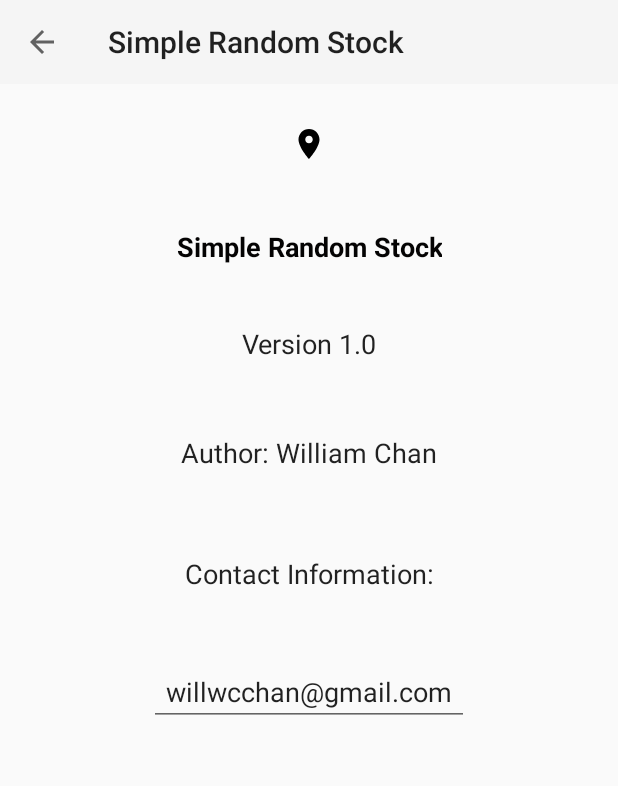
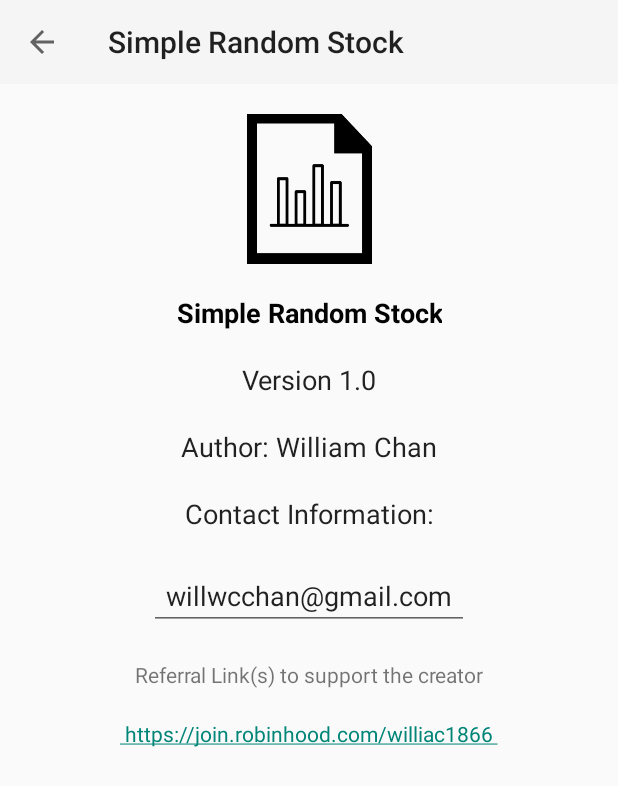
Before and after one commit to WillWcchan/Simple-Random-Stock, an Android app: the AboutActivity screen opened directly, with no data from a screen before it, on a phone screen of 412 x 824 dp. Shown: the top 786 px of the screen. Run offline under Robolectric (Android 15) with nearby library versions, the phone set to English and light mode, and no system bars.

Commit message:
Modify the about activity to include a referral link

```diff
--- a/app/src/main/java/com/willchan/simple_random_stock/activities/AboutActivity.java
+++ b/app/src/main/java/com/willchan/simple_random_stock/activities/AboutActivity.java
@@ -4,8 +4,10 @@ import android.annotation.SuppressLint;
 import android.content.Intent;
 import android.net.Uri;
 import android.os.Bundle;
+import android.text.method.LinkMovementMethod;
 import android.util.Log;
 import android.view.View;
+import android.widget.TextView;
 import android.widget.Toast;
 
 import androidx.appcompat.app.ActionBar;
@@ -41,6 +43,10 @@ public class AboutActivity extends AppCompatActivity {
                 Log.e(AboutActivity.this.getLocalClassName(), "Unable to set Up Action");
             }
         }
+
+        // Adding a hyperlink in android application through TextView
+        TextView robinHoodTextView = findViewById(R.id.robinhood_referral_textView);
+        robinHoodTextView.setMovementMethod(LinkMovementMethod.getInstance());
     }
 
     // Source: https://www.tutorialspoint.com/android/android_sending_email.htm#:~:text=Intent%20Object%20-%20Extra%20to%20send%20Email%20,that%20i%20...%20%203%20more%20rows%20
--- a/app/src/main/java/com/willchan/simple_random_stock/splashscreens/SplashScreenActivity.java
+++ b/app/src/main/java/com/willchan/simple_random_stock/splashscreens/SplashScreenActivity.java
@@ -16,6 +16,7 @@ public class SplashScreenActivity extends AppCompatActivity {
         super.onCreate(savedInstanceState);
         setContentView(R.layout.activity_splash_screen);
 
+        // Load up the SplashScreen when the app is brought up and after 2 seconds load the main app
         new Handler().postDelayed(new Runnable() {
             @Override
             public void run() {
--- a/app/src/main/res/layout/activity_about.xml
+++ b/app/src/main/res/layout/activity_about.xml
@@ -21,10 +21,10 @@
     <ImageView
         android:id="@+id/imageView"
         android:layout_width="wrap_content"
-        android:layout_height="wrap_content"
-        android:layout_marginTop="28dp"
+        android:layout_height="100sp"
+        android:layout_marginTop="20sp"
         android:contentDescription="@string/app_logo"
-        android:src="@drawable/ic_place"
+        android:src="@drawable/logo"
         app:layout_constraintEnd_toEndOf="parent"
         app:layout_constraintStart_toStartOf="parent"
         app:layout_constraintTop_toBottomOf="@+id/toolbar" />
@@ -33,7 +33,7 @@
         android:id="@+id/about_app_name"
         android:layout_width="wrap_content"
         android:layout_height="wrap_content"
-        android:layout_marginTop="44dp"
+        android:layout_marginTop="20sp"
         android:autofillHints="@string/app_name"
         android:background="@null"
         android:focusableInTouchMode="false"
@@ -51,7 +51,7 @@
         android:id="@+id/about_version"
         android:layout_width="wrap_content"
         android:layout_height="wrap_content"
-        android:layout_marginTop="40dp"
+        android:layout_marginTop="20sp"
         android:autofillHints="@string/current_version"
         android:background="@null"
         android:focusableInTouchMode="false"
@@ -67,7 +67,7 @@
         android:id="@+id/about_author"
         android:layout_width="wrap_content"
         android:layout_height="wrap_content"
-        android:layout_marginTop="48dp"
+        android:layout_marginTop="20sp"
         android:autofillHints="@string/author_name"
         android:background="@null"
         android:focusableInTouchMode="false"
@@ -82,7 +82,7 @@
         android:id="@+id/about_contact_information"
         android:layout_width="wrap_content"
         android:layout_height="wrap_content"
-        android:layout_marginTop="56dp"
+        android:layout_marginTop="20sp"
         android:autofillHints="@string/contact_information"
         android:background="@null"
         android:focusableInTouchMode="false"
@@ -97,7 +97,7 @@
         android:id="@+id/about_email"
         android:layout_width="wrap_content"
         android:layout_height="wrap_content"
-        android:layout_marginTop="44dp"
+        android:layout_marginTop="20sp"
         android:autofillHints="@string/email_address"
         android:ems="10"
         android:focusableInTouchMode="false"
@@ -110,4 +110,29 @@
         app:layout_constraintStart_toStartOf="parent"
         app:layout_constraintTop_toBottomOf="@+id/about_contact_information" />
 
+    <TextView
+        android:id="@+id/supportTexView"
+        android:layout_width="wrap_content"
+        android:layout_height="wrap_content"
+        android:layout_marginTop="20sp"
+        android:gravity="center"
+        android:text="@string/referral_links_to_support_the_creator"
+        app:layout_constraintEnd_toEndOf="parent"
+        app:layout_constraintStart_toStartOf="parent"
+        app:layout_constraintTop_toBottomOf="@+id/about_email" />
+
+    <TextView
+        android:id="@+id/robinhood_referral_textView"
+        android:layout_width="wrap_content"
+        android:layout_height="wrap_content"
+        android:layout_marginLeft="20sp"
+        android:layout_marginTop="20sp"
+        android:layout_marginRight="20sp"
+        android:layout_marginBottom="20sp"
+        android:text="@string/robinhood_referral_link"
+        app:layout_constraintEnd_toEndOf="parent"
+        app:layout_constraintStart_toStartOf="parent"
+        app:layout_constraintTop_toBottomOf="@+id/supportTexView" />
+
+
 </androidx.constraintlayout.widget.ConstraintLayout>
--- a/app/src/main/res/values/strings.xml
+++ b/app/src/main/res/values/strings.xml
@@ -33,5 +33,10 @@
     <string name="no_random_stock_selected_yet">No random stock selected yet</string>
     <string name="delete_all_stocks">Delete all stocks</string>
     <string name="about">About</string>
+    <string name="referral_links_to_support_the_creator">Referral Link(s) to support the creator</string>
+
+    <string name="robinhood_referral_link">
+        <a href="https://join.robinhood.com/williac1866"> https://join.robinhood.com/williac1866 </a>
+    </string>
 
 </resources>
```
